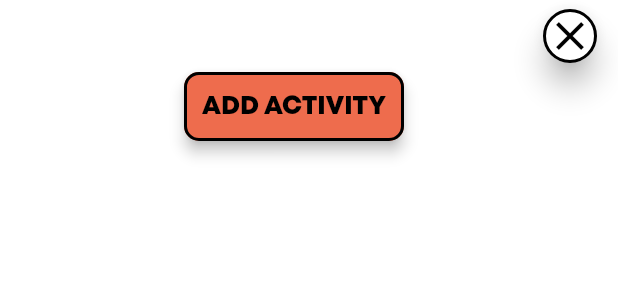
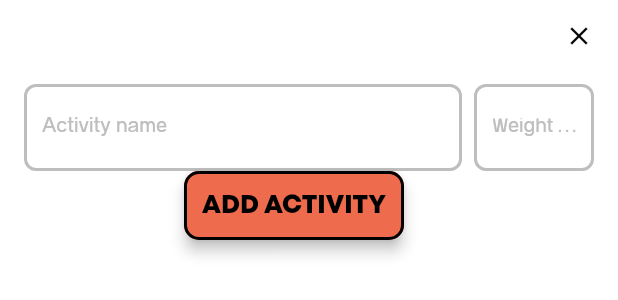
Before and after one commit to JPUF/ppl_course, a Flutter app: the AddExerciseBottomSheet widget shown alone on an empty page, opened directly, on a phone screen of 412 x 824 dp. Shown: the top 300 px of the screen. Run offline on Flutter 3.47's test engine with Material 2 defaults, Android fonts, the phone set to English and light mode, and no system bars; our stand-ins replace animated_toggle_switch, bloc, flutter_bloc, flutter_svg, flutter_svg_provider, page_transition.

Commit message:
Add activity weight fields

```diff
--- a/lib/common/components/asset_button.dart
+++ b/lib/common/components/asset_button.dart
@@ -1,7 +1,6 @@
 import 'package:flutter/material.dart';
 import 'package:flutter_svg/svg.dart';
 import 'package:ppl_course/res/color/colors.dart';
-import 'package:ppl_course/res/string/strings.dart';
 import 'package:ppl_course/res/styles/app_text_styles.dart';
 
 class AccentButton extends StatelessWidget {
--- a/lib/common/components/custom_text_field.dart
+++ b/lib/common/components/custom_text_field.dart
@@ -1,18 +1,21 @@
 import 'package:flutter/material.dart';
 import 'package:ppl_course/res/color/colors.dart';
-import 'package:ppl_course/res/string/strings.dart';
 import 'package:ppl_course/res/styles/app_text_styles.dart';
 
 class CustomTextField extends StatefulWidget {
   const CustomTextField(
       {Key? key,
+      required this.hint,
       required this.controller,
       required this.focusNode,
+      this.keyboardType,
       required this.onChanged})
       : super(key: key);
 
+  final String hint;
   final TextEditingController controller;
   final FocusNode focusNode;
+  final TextInputType? keyboardType;
   final ValueSetter<String> onChanged;
 
   @override
@@ -32,7 +35,7 @@ class _CustomTextFieldState extends State<CustomTextField> {
               FocusScope.of(context).requestFocus(widget.focusNode);
             });
           },
-          keyboardType: TextInputType.multiline,
+          keyboardType: widget.keyboardType ?? TextInputType.text,
           minLines: 1,
           maxLines: 4,
           style: AppTextStyles.body15.apply(
@@ -40,7 +43,7 @@ class _CustomTextFieldState extends State<CustomTextField> {
                   widget.focusNode.hasFocus ? AppColor.black : AppColor.grey50),
           cursorColor: AppColor.dark,
           decoration: InputDecoration(
-              labelText: Strings.generalNotesHint,
+              labelText: widget.hint,
               floatingLabelStyle: AppTextStyles.body12.apply(
                   color: widget.focusNode.hasFocus
                       ? AppColor.dark
--- a/lib/presentation/pages/session/components/add_exercise_bottom_sheet.dart
+++ b/lib/presentation/pages/session/components/add_exercise_bottom_sheet.dart
@@ -1,5 +1,6 @@
 import 'package:flutter/material.dart';
 import 'package:ppl_course/common/components/asset_button.dart';
+import 'package:ppl_course/common/components/custom_text_field.dart';
 import 'package:ppl_course/res/color/colors.dart';
 import 'package:ppl_course/res/string/strings.dart';
 
@@ -11,20 +12,25 @@ class AddExerciseBottomSheet extends StatefulWidget {
 }
 
 class _AddExerciseBottomSheetState extends State<AddExerciseBottomSheet> {
-  late TextEditingController _editNameController;
+  late TextEditingController _nameController;
+  late TextEditingController _weightController;
   late FocusNode _nameFocusNode;
+  late FocusNode _weightFocusNode;
   String _nameText = "";
+  String _weightText = "";
 
   @override
   void initState() {
     super.initState();
-    _editNameController = TextEditingController(text: _nameText);
+    _nameController = TextEditingController(text: _nameText);
+    _weightController = TextEditingController(text: _weightText);
     _nameFocusNode = FocusNode();
+    _weightFocusNode = FocusNode();
   }
 
   @override
   void dispose() {
-    _editNameController.dispose();
+    _nameController.dispose();
     _nameFocusNode.dispose();
     super.dispose();
   }
@@ -34,27 +40,60 @@ class _AddExerciseBottomSheetState extends State<AddExerciseBottomSheet> {
     return SizedBox(
         height: 510,
         child: Column(
-          mainAxisAlignment: MainAxisAlignment.start,
-          mainAxisSize: MainAxisSize.max,
           children: [
-            Align(
-                alignment: Alignment.centerRight,
-                child: ElevatedButton(
-                  style: ElevatedButton.styleFrom(
-                    elevation: 8,
-                    shape: const CircleBorder(side: BorderSide(width: 2)),
-                    primary: AppColor.white,
-                  ),
-                  onPressed: () => dismissBottomSheet(),
-                  child: Icon(
-                    Icons.close,
-                    color: AppColor.black,
-                    size: 32,
-                  ),
-                )),
-            AccentButton(
-                text: Strings.addActivityCTA, onTap: () => dismissBottomSheet())
+            buildSheetHeader(),
+            Padding(
+              padding: const EdgeInsets.symmetric(horizontal: 16),
+              child: Column(
+                children: [
+                  buildNameWeightRow(),
+                  AccentButton(
+                      text: Strings.addActivityCTA,
+                      onTap: () => dismissBottomSheet())
+                ],
+              ),
+            ),
           ],
+        ));
+  }
+
+  Row buildNameWeightRow() {
+    return Row(
+      children: [
+        Expanded(
+          child: CustomTextField(
+              hint: Strings.activityNameHint,
+              controller: _nameController,
+              focusNode: _nameFocusNode,
+              keyboardType: TextInputType.multiline,
+              onChanged: (newValue) {}),
+        ),
+        const SizedBox(width: 8),
+        SizedBox(
+          width: 80,
+          child: CustomTextField(
+              hint: Strings.activityWeightHint,
+              controller: _weightController,
+              focusNode: _weightFocusNode,
+              keyboardType: TextInputType.number,
+              onChanged: (newValue) {}),
+        )
+      ],
+    );
+  }
+
+  Align buildSheetHeader() {
+    return Align(
+        alignment: Alignment.centerRight,
+        child: MaterialButton(
+          onPressed: () => dismissBottomSheet(),
+          minWidth: 0,
+          height: 0,
+          child: Icon(
+            Icons.close,
+            color: AppColor.black,
+            size: 20,
+          ),
         ));
   }
 
--- a/lib/presentation/pages/session/session_page.dart
+++ b/lib/presentation/pages/session/session_page.dart
@@ -65,6 +65,7 @@ class _SessionPageState extends State<SessionPage> {
                         const PplSelectorSwitch(),
                         const SizedBox(height: 32),
                         CustomTextField(
+                          hint: Strings.generalNotesHint,
                             controller: _editNotesController,
                             focusNode: _notesFocusNode,
                             onChanged: (newValue) {})
--- a/lib/res/color/colors.dart
+++ b/lib/res/color/colors.dart
@@ -33,6 +33,7 @@ class AppColor {
   static MaterialAppColor transparent = MaterialAppColor(0x00000000);
   static MaterialColor black = MaterialAppColor(0xff000000);
   static MaterialColor white = MaterialAppColor(0xffFFFFFF);
+  static MaterialColor grey90 = MaterialAppColor(0xffe6e6e6);
   static MaterialColor grey75 = MaterialAppColor(0xffBEBEBE);
   static MaterialColor grey50 = MaterialAppColor(0xff808080);
 
--- a/lib/res/string/strings.dart
+++ b/lib/res/string/strings.dart
@@ -14,4 +14,7 @@ class Strings {
   static const String planSessionTitle = "PLAN A SESSION";
   static const String generalNotesHint = "General session notes";
   static const String addActivityCTA = "ADD ACTIVITY";
+  static const String activityNameHint = "Activity name";
+  static const String activityWeightHint = "Weight (kg)";
+
 }
```
Also changed, not shown: 1 other file.
